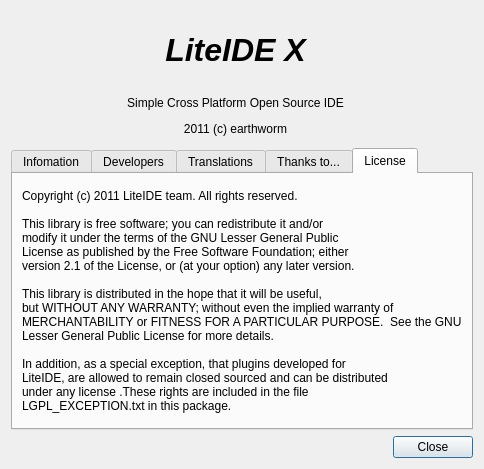
Before: the Qt Designer form liteidex/src/liteapp/aboutdialog.ui in seanxyh/liteide, drawn with Qt 5.
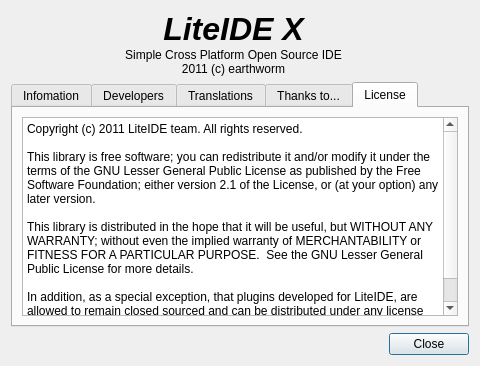
After: the same form once the commit is applied. The open tabs and pages were chosen to show the change. Icons and pictures are not drawn.

```diff
--- a/liteidex/src/liteapp/aboutdialog.ui
+++ b/liteidex/src/liteapp/aboutdialog.ui
@@ -6,12 +6,12 @@
    <rect>
     <x>0</x>
     <y>0</y>
-    <width>450</width>
-    <height>469</height>
+    <width>480</width>
+    <height>345</height>
    </rect>
   </property>
   <property name="sizePolicy">
-   <sizepolicy hsizetype="Preferred" vsizetype="Fixed">
+   <sizepolicy hsizetype="Preferred" vsizetype="Preferred">
     <horstretch>0</horstretch>
     <verstretch>0</verstretch>
    </sizepolicy>
@@ -19,7 +19,7 @@
   <property name="windowTitle">
    <string>About LiteIDE</string>
   </property>
-  <layout class="QVBoxLayout" name="verticalLayout_8">
+  <layout class="QVBoxLayout" name="verticalLayout_4" stretch="0,1,0,0">
    <item>
     <layout class="QHBoxLayout" name="horizontalLayout_2" stretch="0,1,0">
      <property name="spacing">
@@ -106,12 +106,12 @@
           <enum>Qt::Vertical</enum>
          </property>
          <property name="sizeType">
-          <enum>QSizePolicy::Preferred</enum>
+          <enum>QSizePolicy::Expanding</enum>
          </property>
          <property name="sizeHint" stdset="0">
           <size>
            <width>20</width>
-           <height>40</height>
+           <height>20</height>
           </size>
          </property>
         </spacer>
@@ -122,18 +122,11 @@
           <string/>
          </property>
          <property name="pixmap">
-          <pixmap resource="liteapp.qrc">:/images/logo/kun.png</pixmap>
-         </property>
-        </widget>
-       </item>
-       <item>
-        <widget class="QLabel" name="label_31">
-         <property name="text">
-          <string/>
-         </property>
-         <property name="pixmap">
           <pixmap resource="liteapp.qrc">:/images/logo/kan.png</pixmap>
          </property>
+         <property name="alignment">
+          <set>Qt::AlignBottom|Qt::AlignLeading|Qt::AlignLeft</set>
+         </property>
         </widget>
        </item>
        <item>
@@ -146,18 +139,31 @@
          </property>
         </widget>
        </item>
+       <item>
+        <widget class="QLabel" name="label_31">
+         <property name="text">
+          <string/>
+         </property>
+         <property name="pixmap">
+          <pixmap resource="liteapp.qrc">:/images/logo/kun.png</pixmap>
+         </property>
+         <property name="alignment">
+          <set>Qt::AlignLeading|Qt::AlignLeft|Qt::AlignTop</set>
+         </property>
+        </widget>
+       </item>
        <item>
         <spacer name="verticalSpacer_4">
          <property name="orientation">
           <enum>Qt::Vertical</enum>
          </property>
          <property name="sizeType">
-          <enum>QSizePolicy::Preferred</enum>
+          <enum>QSizePolicy::Expanding</enum>
          </property>
          <property name="sizeHint" stdset="0">
           <size>
            <width>20</width>
-           <height>40</height>
+           <height>20</height>
           </size>
          </property>
         </spacer>
@@ -166,6 +172,19 @@
      </item>
     </layout>
    </item>
+   <item>
+    <spacer name="verticalSpacer_2">
+     <property name="orientation">
+      <enum>Qt::Vertical</enum>
+     </property>
+     <property name="sizeHint" stdset="0">
+      <size>
+       <width>20</width>
+       <height>40</height>
+      </size>
+     </property>
+    </spacer>
+   </item>
    <item>
     <widget class="QTabWidget" name="tabWidget">
      <property name="sizePolicy">
@@ -488,26 +507,20 @@
       <attribute name="title">
        <string>License</string>
       </attribute>
-      <layout class="QVBoxLayout" name="verticalLayout_4">
+      <layout class="QVBoxLayout" name="verticalLayout_10">
        <item>
-        <widget class="QLabel" name="label_3">
-         <property name="text">
+        <widget class="QPlainTextEdit" name="plainTextEdit">
+         <property name="readOnly">
+          <bool>true</bool>
+         </property>
+         <property name="plainText">
           <string>Copyright (c) 2011 LiteIDE team. All rights reserved.
 
-This library is free software; you can redistribute it and/or
-modify it under the terms of the GNU Lesser General Public
-License as published by the Free Software Foundation; either
-version 2.1 of the License, or (at your option) any later version.
+This library is free software; you can redistribute it and/or modify it under the terms of the GNU Lesser General Public License as published by the Free Software Foundation; either version 2.1 of the License, or (at your option) any later version.
 
-This library is distributed in the hope that it will be useful,
-but WITHOUT ANY WARRANTY; without even the implied warranty of
-MERCHANTABILITY or FITNESS FOR A PARTICULAR PURPOSE.  See the GNU
-Lesser General Public License for more details.
+This library is distributed in the hope that it will be useful, but WITHOUT ANY WARRANTY; without even the implied warranty of MERCHANTABILITY or FITNESS FOR A PARTICULAR PURPOSE.  See the GNU Lesser General Public License for more details.
 
-In addition, as a special exception, that plugins developed for 
-LiteIDE, are allowed to remain closed sourced and can be distributed
-under any license .These rights are included in the file 
-LGPL_EXCEPTION.txt in this package.</string>
+In addition, as a special exception, that plugins developed for LiteIDE, are allowed to remain closed sourced and can be distributed under any license .These rights are included in the file LGPL_EXCEPTION.txt in this package.</string>
          </property>
         </widget>
        </item>
```
Left out of the diff: 33 changed lines with no effect on the pictures.
